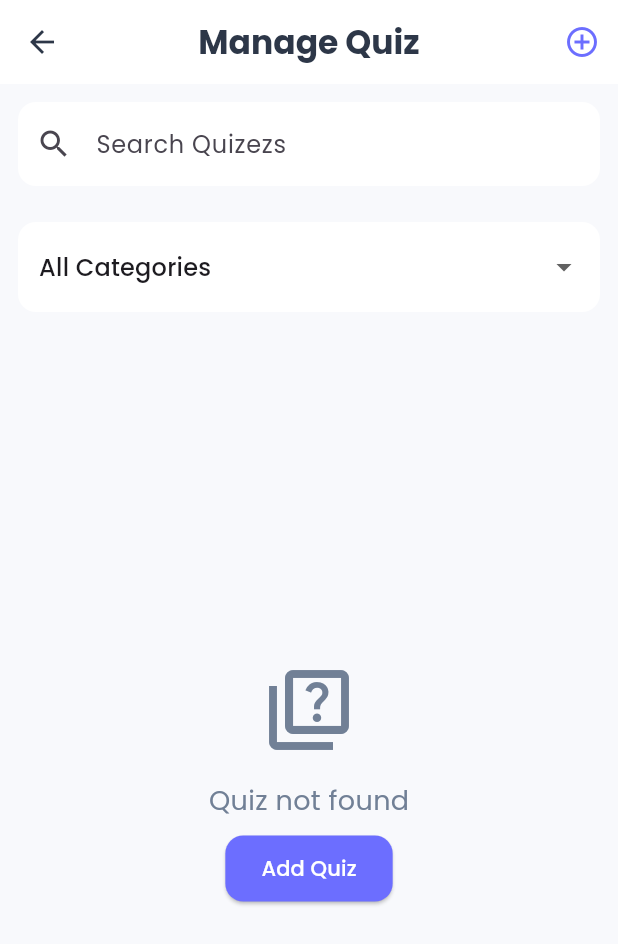
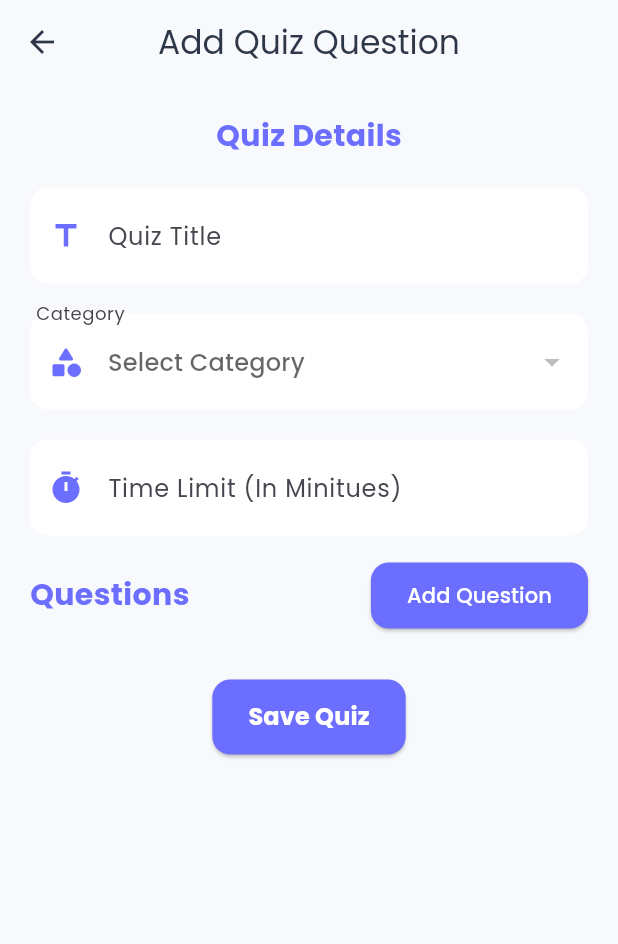
Before and after one commit to junayedahamed/quizy, a Flutter app: the ManageQizzes screen opened directly, after a tap on "Add Quiz", on a phone screen of 412 x 824 dp. Shown: the top 944 px of the screen. Run offline on Flutter 3.47's test engine with Material 3 defaults, Android fonts, the light colour scheme and no system bars; our stand-ins replace cloud_firestore, firebase_core, google_fonts, skeletonizer; accounts and stored records are empty.

Commit message:
fix dropdown

```diff
--- a/lib/src/model/question.dart
+++ b/lib/src/model/question.dart
@@ -11,7 +11,7 @@ class Question {
   factory Question.fromMap(Map<String, dynamic> question) {
     return Question(
       text: question['text'] ?? "",
-      options: question['options'] ?? [],
+      options: (question['options'] as List?)?.cast() ?? [],
       correctIndex: question['correctIndex'] ?? 0,
     );
   }
--- a/lib/src/model/quiz.dart
+++ b/lib/src/model/quiz.dart
@@ -18,7 +18,7 @@ class Quiz {
   factory Quiz.fromMap(String id, Map<String, dynamic> data) {
     return Quiz(
       id: id,
-      title: data[' title'],
+      title: data['title'],
       categoryId: data['categoryId'],
       question:
           ((data['question'] ?? []) as List)
--- a/lib/src/view/admin/add_category_screen.dart
+++ b/lib/src/view/admin/add_category_screen.dart
@@ -197,7 +197,7 @@ class _AddCategoryScreenState extends State<AddCategoryScreen> {
 
                     validator:
                         (value) =>
-                            value!.isEmpty ? "Enter  Description name" : null,
+                            value!.isEmpty ? "Enter  Description " : null,
                     textInputAction: TextInputAction.next,
                   ),
 
--- /dev/null
+++ b/lib/src/view/admin/add_quiz_screen.dart
@@ -0,0 +1,427 @@
+import 'package:cloud_firestore/cloud_firestore.dart';
+import 'package:flutter/material.dart';
+import 'package:quizy/src/model/category.dart';
+import 'package:quizy/src/model/question.dart';
+import 'package:quizy/src/model/quiz.dart';
+import 'package:quizy/src/theme/theme.dart';
+import 'package:quizy/src/view/admin/widgets/question_form_item.dart';
+// import 'package:skeletonizer/skeletonizer.dart';
+
+class AddQuizScreen extends StatefulWidget {
+  final String? categoryId;
+  const AddQuizScreen({super.key, this.categoryId});
+
+  @override
+  State<AddQuizScreen> createState() => _AddQuizQuestionState();
+}
+
+class _AddQuizQuestionState extends State<AddQuizScreen> {
+  final _formkey = GlobalKey<FormState>();
+  final _titleController = TextEditingController();
+  final _timeLimitController = TextEditingController();
+  final FirebaseFirestore _firebaseFirestore = FirebaseFirestore.instance;
+  bool _isLoading = false;
+  String? _selectCategoryId;
+  final List<QuestionFormItem> _questionsItems = [];
+  @override
+  void initState() {
+    super.initState();
+    _selectCategoryId = widget.categoryId;
+  }
+
+  @override
+  void dispose() {
+    _titleController.dispose();
+    _timeLimitController.dispose();
+    for (var action in _questionsItems) {
+      action.dispose();
+    }
+
+    super.dispose();
+  }
+
+  void _addQuestion() {
+    setState(() {
+      _questionsItems.add(
+        QuestionFormItem(
+          TextEditingController(),
+          List.generate(4, (index) => TextEditingController()),
+          0,
+        ),
+      );
+    });
+  }
+
+  void _removeQuestion(int index) {
+    setState(() {
+      _questionsItems[index].dispose();
+      _questionsItems.removeAt(index);
+    });
+  }
+
+  Future<void> _saveQuiz() async {
+    if (!_formkey.currentState!.validate()) {
+      return;
+    }
+    if (widget.categoryId != null) {
+      ScaffoldMessenger.of(
+        context,
+      ).showSnackBar(SnackBar(content: Text("Please select a Category")));
+      return;
+    }
+    _isLoading = true;
+
+    try {
+      final question =
+          _questionsItems
+              .map(
+                (element) => Question(
+                  text: element.questionController.text.trim(),
+                  options:
+                      element.optionsController.map((option) {
+                        return option.text.trim();
+                      }).toList(),
+                  correctIndex: element.correctOptinIndex,
+                ),
+              )
+              .toList();
+
+      await _firebaseFirestore
+          .collection('quizzes')
+          .doc()
+          .set(
+            Quiz(
+              id: _firebaseFirestore.collection('quizzes').doc().id,
+              title: _titleController.text,
+              categoryId: _selectCategoryId!,
+              question: question,
+              timeLimit: int.parse(_timeLimitController.text),
+              createdAt: DateTime.now(),
+            ).toMap(),
+          );
+      if (mounted) {
+        ScaffoldMessenger.of(context).showSnackBar(
+          SnackBar(
+            backgroundColor: AppTheme.secondaryColor,
+            content: Text(
+              "Quiz Added Successfully",
+              style: TextStyle(color: Colors.white),
+            ),
+          ),
+        );
+        Navigator.pop(context);
+      }
+    } catch (e) {
+      if (mounted) {
+        ScaffoldMessenger.of(context).showSnackBar(
+          SnackBar(
+            content: Text(
+              "Quiz Add Failed!",
+              style: TextStyle(color: Colors.white),
+            ),
+            backgroundColor: Colors.red,
+          ),
+          snackBarAnimationStyle: AnimationStyle(reverseCurve: Curves.bounceIn),
+        );
+      }
+    }
+  }
+
+  @override
+  Widget build(BuildContext context) {
+    return Scaffold(
+      appBar: AppBar(
+        backgroundColor: AppTheme.backGroundColor,
+        title: Text("Add Quiz Question"),
+      ),
+      body: Form(
+        key: _formkey,
+        child: ListView(
+          physics: BouncingScrollPhysics(),
+          padding: EdgeInsets.all(20),
+          children: [
+            Column(
+              children: [
+                Text(
+                  "Quiz Details",
+                  style: TextStyle(
+                    fontSize: 20,
+                    fontWeight: FontWeight.bold,
+                    color: AppTheme.primaryColor,
+                  ),
+                ),
+                SizedBox(height: 20),
+                TextFormField(
+                  controller: _titleController,
+                  decoration: InputDecoration(
+                    fillColor: Colors.white,
+                    contentPadding: EdgeInsets.symmetric(vertical: 20),
+                    labelText: 'Quiz Title',
+                    hintText: 'Enter Quiz Title',
+                    prefixIcon: Icon(Icons.title, color: AppTheme.primaryColor),
+                  ),
+                  validator: (value) {
+                    if (value!.isEmpty) {
+                      return 'Please enter quiz title';
+                    }
+                    return null;
+                  },
+                ),
+                SizedBox(height: 20),
+                if (widget.categoryId == null)
+                  StreamBuilder<QuerySnapshot>(
+                    stream:
+                        _firebaseFirestore
+                            .collection('categories')
+                            .orderBy('name')
+                            .snapshots(),
+                    builder: (context, snapshot) {
+                      if (snapshot.hasError) {
+                        return Text("Error Occoured");
+                      }
+                      if (snapshot.hasData) {
+                        final categories =
+                            snapshot.data!.docs
+                                .map(
+                                  (element) => Category.fromMap(
+                                    element.id,
+                                    element.data() as Map<String, dynamic>,
+                                  ),
+                                )
+                                .toList();
+
+                        return DropdownButtonFormField<String>(
+                          validator: (value) {
+                            value == null ? 'Please select a category' : null;
+                            return null;
+                          },
+                          value: _selectCategoryId,
+                          items:
+                              categories
+                                  .map(
+                                    (element) => DropdownMenuItem(
+                                      value: element.id,
+                                      child: Text(element.name),
+                                    ),
+                                  )
+                                  .toList(),
+                          decoration: InputDecoration(
+                            fillColor: Colors.white,
+                            contentPadding: EdgeInsets.symmetric(vertical: 20),
+                            labelText: 'Category',
+                            hintText: 'Select Category',
+                            prefixIcon: Icon(
+                              Icons.category_rounded,
+                              color: AppTheme.primaryColor,
+                            ),
+                          ),
+                          onChanged: (value) {
+                            setState(() {
+                              _selectCategoryId = value;
+                            });
+                          },
+                        );
+                      }
+
+                      return SizedBox.shrink();
+                    },
+                  ),
+                SizedBox(height: 20),
+                TextFormField(
+                  controller: _timeLimitController,
+                  decoration: InputDecoration(
+                    fillColor: Colors.white,
+                    contentPadding: EdgeInsets.symmetric(vertical: 20),
+                    labelText: 'Time Limit (In Minitues)',
+                    hintText: 'Enter time Limit',
+                    prefixIcon: Icon(Icons.timer, color: AppTheme.primaryColor),
+                  ),
+                  keyboardType: TextInputType.number,
+                  validator: (value) {
+                    if (value == null || value.isEmpty) {
+                      return 'Enter time limit';
+                    }
+                    final time = int.tryParse(value);
+                    if (time == null || time < 0) {
+                      return 'Enter valid time limit';
+                    }
+                    return null;
+                  },
+                ),
+                SizedBox(height: 16),
+                Column(
+                  crossAxisAlignment: CrossAxisAlignment.start,
+                  children: [
+                    Row(
+                      mainAxisAlignment: MainAxisAlignment.spaceBetween,
+                      children: [
+                        Text(
+                          'Questions',
+                          style: TextStyle(
+                            fontSize: 20,
+                            fontWeight: FontWeight.bold,
+                            color: AppTheme.primaryColor,
+                          ),
+                        ),
+
+                        ElevatedButton.icon(
+                          onPressed: _addQuestion,
+                          label: Text('Add Question'),
+                          style: ElevatedButton.styleFrom(
+                            backgroundColor: AppTheme.primaryColor,
+                            foregroundColor: Colors.white,
+                          ),
+                        ),
+                      ],
+                    ),
+                    ..._questionsItems.asMap().entries.map((entry) {
+                      final index = entry.key;
+                      final QuestionFormItem question = entry.value;
+                      return Card(
+                        margin: EdgeInsets.only(bottom: 16),
+                        child: Padding(
+                          padding: EdgeInsets.all(16),
+                          child: Column(
+                            children: [
+                              Row(
+                                mainAxisAlignment:
+                                    MainAxisAlignment.spaceBetween,
+                                children: [
+                                  Text(
+                                    "Question ${index + 1}",
+                                    style: TextStyle(
+                                      fontSize: 16,
+                                      fontWeight: FontWeight.bold,
+                                      color: AppTheme.textPrimaryColor,
+                                    ),
+                                  ),
+                                  if (_questionsItems.length > 1)
+                                    IconButton(
+                                      onPressed: () {
+                                        _removeQuestion(index);
+                                      },
+                                      icon: Icon(
+                                        Icons.delete,
+                                        color: Colors.redAccent,
+                                      ),
+                                    ),
+                                ],
+                              ),
+
+                              SizedBox(height: 16),
+                              TextFormField(
+                                controller: question.questionController,
+                                decoration: InputDecoration(
+                                  labelText: 'Question Title',
+                                  hintText: 'Enter Question',
+                                  prefixIcon: Icon(
+                                    Icons.question_mark,
+                                    color: AppTheme.primaryColor,
+                                  ),
+                                ),
+                                validator: (value) {
+                                  if (value == null || value.isEmpty) {
+                                    return 'Enter valid Question';
+                                  }
+                                },
+                              ),
+
+                              SizedBox(height: 16),
+                              ...question.optionsController.asMap().entries.map(
+                                (option) {
+                                  final optionIndex = option.key;
+                                  final controller = option.value;
+                                  // return TextFormField(
+                                  //   controller: controller,
+                                  //   decoration: InputDecoration(
+                                  //     labelText: 'Option ${index + 1}',
+                                  //     hintText: 'Enter option',
+                                  //     prefixIcon: Icon(
+                                  //       Icons.check_circle,
+                                  //       color: AppTheme.primaryColor,
+                                  //     ),
+                                  //   ),
+                                  //   validator: (value) {
+                                  //     if (value == null || value.isEmpty) {
+                                  //       return 'Please enter option';
+                                  //     }
+                                  //     return null;
+                                  //   },
+                                  // );
+
+                                  return Padding(
+                                    padding: EdgeInsets.only(bottom: 8),
+                                    child: Row(
+                                      children: [
+                                        Radio<int>(
+                                          activeColor: AppTheme.primaryColor,
+                                          value: optionIndex,
+                                          groupValue:
+                                              question.correctOptinIndex,
+                                          onChanged: (value) {
+                                            setState(() {
+                                              question.correctOptinIndex =
+                                                  value!;
+                                            });
+                                          },
+                                        ),
+                                        Expanded(
+                                          child: TextFormField(
+                                            controller: controller,
+                                            decoration: InputDecoration(
+                                              labelText:
+                                                  'Option ${optionIndex + 1}',
+                                              hintText: 'Enter option',
+                                            ),
+                                          ),
+                                        ),
+                                      ],
+                                    ),
+                                  );
+                                },
+                              ),
+                            ],
+                          ),
+                        ),
+                      );
+                    }),
+
+                    SizedBox(height: 32),
+
+                    Center(
+                      child: SizedBox(
+                        height: 50,
+                        child: ElevatedButton(
+                          onPressed: _isLoading ? null : _saveQuiz,
+                          child:
+                              _isLoading
+                                  ? SizedBox(
+                                    height: 20,
+                                    width: 20,
+                                    child: CircularProgressIndicator(
+                                      valueColor: AlwaysStoppedAnimation<Color>(
+                                        Colors.white,
+                                      ),
+                                      strokeWidth: 2,
+                                    ),
+                                  )
+                                  : Text(
+                                    "Save Quiz",
+                                    style: TextStyle(
+                                      fontSize: 16,
+                                      fontWeight: FontWeight.bold,
+                                    ),
+                                  ),
+                        ),
+                      ),
+                    ),
+                  ],
+                ),
+              ],
+            ),
+          ],
+        ),
+      ),
+    );
+  }
+}
--- a/lib/src/view/admin/admin_home_screen.dart
+++ b/lib/src/view/admin/admin_home_screen.dart
@@ -5,6 +5,7 @@ import 'package:quizy/src/view/admin/widgets/category_stats_design.dart';
 import 'package:quizy/src/view/admin/widgets/quiz_action_card.dart';
 import 'package:quizy/src/view/admin/widgets/stat_cards.dart';
 import 'package:quizy/src/view/loading_skeleton/admin_dash_board_skeleton.dart';
+import 'package:skeletonizer/skeletonizer.dart';
 
 class AdminHomeScreen extends StatefulWidget {
   const AdminHomeScreen({super.key});
--- a/lib/src/view/admin/manage_qizzes.dart
+++ b/lib/src/view/admin/manage_qizzes.dart
@@ -6,6 +6,7 @@ import 'package:quizy/src/model/category.dart';
 import 'package:quizy/src/model/quiz.dart';
 import 'package:quizy/src/theme/theme.dart';
 import 'package:quizy/src/view/admin/add_category_screen.dart';
+import 'package:quizy/src/view/admin/add_quiz_screen.dart';
 
 class ManageQizzes extends StatefulWidget {
   final String? categoryId;
@@ -96,6 +97,7 @@ class _ManageQizzesState extends State<ManageQizzes> {
 
   @override
   Widget build(BuildContext context) {
+    var initialCategory = _initialCategory;
     return Scaffold(
       appBar: AppBar(
         title: Text(
@@ -104,7 +106,15 @@ class _ManageQizzesState extends State<ManageQizzes> {
         ),
         actions: [
           IconButton(
-            onPressed: () {},
+            onPressed: () {
+              Navigator.push(
+                context,
+                MaterialPageRoute(
+                  builder:
+                      (context) => AddQuizScreen(categoryId: widget.categoryId),
+                ),
+              );
+            },
             icon: Icon(Icons.add_circle_outline, color: AppTheme.primaryColor),
           ),
         ],
@@ -135,7 +145,12 @@ class _ManageQizzesState extends State<ManageQizzes> {
 
           Padding(
             padding: EdgeInsets.all(12),
-            child: DropdownButtonFormField<String>(
+            child: Builder(
+              builder: (context) {
+                if (initialCategory == null) {
+                  return SizedBox();
+                }
+                return DropdownButtonFormField<String>(
                   decoration: InputDecoration(
                     fillColor: Colors.white,
                     contentPadding: EdgeInsets.symmetric(
@@ -146,22 +161,29 @@ class _ManageQizzesState extends State<ManageQizzes> {
                   ),
                   value: _selectedCategoryId,
                   items: [
-                DropdownMenuItem(value: null, child: Text('All Categories')),
-
-                if (_initialCategory != null &&
-                    _category.every((c) => c.id != _initialCategory!.id))
+                    if (_category.every((c) => c.id != initialCategory.id))
                       DropdownMenuItem(
-                    value: _initialCategory!.id,
-                    child: Text(_initialCategory!.name),
+                        value: initialCategory.id,
+                        child: Text(initialCategory.name),
                       ),
                     ..._category.map((e) {
-                  return DropdownMenuItem(value: e.id, child: Text(e.name));
+                      return DropdownMenuItem(
+                        value: e.id.toString(),
+                        child: Text(e.name),
+                      );
                     }),
+                    DropdownMenuItem(
+                      value: 'all',
+                      child: Text('All Categories'),
+                    ),
                   ],
                   onChanged: (value) {
+                    print(value);
                     setState(() {
                       _selectedCategoryId = value;
                     });
+                  },
+                );
               },
             ),
           ),
@@ -214,7 +236,17 @@ class _ManageQizzesState extends State<ManageQizzes> {
                         ),
                         SizedBox(height: 8),
                         ElevatedButton(
-                          onPressed: () {},
+                          onPressed: () {
+                            Navigator.push(
+                              context,
+                              MaterialPageRoute(
+                                builder:
+                                    (context) => AddQuizScreen(
+                                      categoryId: widget.categoryId,
+                                    ),
+                              ),
+                            );
+                          },
                           child: Text("Add Quiz"),
                         ),
                       ],
@@ -260,7 +292,7 @@ class _ManageQizzesState extends State<ManageQizzes> {
                                 SizedBox(width: 16),
                                 Icon(Icons.timer_outlined, size: 16),
                                 SizedBox(width: 4),
-                                Text("${quiz.timeLimit} minitues"),
+                                Text("${quiz.timeLimit} min"),
                               ],
                             ),
                           ],
--- /dev/null
+++ b/lib/src/view/admin/widgets/question_form_item.dart
@@ -0,0 +1,18 @@
+import 'package:flutter/widgets.dart';
+
+class QuestionFormItem {
+  final TextEditingController questionController;
+  final List<TextEditingController> optionsController;
+  int correctOptinIndex;
+  QuestionFormItem(
+    this.questionController,
+    this.optionsController,
+    this.correctOptinIndex,
+  );
+  void dispose() {
+    questionController.dispose();
+    for (var action in optionsController) {
+      action.dispose();
+    }
+  }
+}
--- a/lib/src/view/admin/widgets/quiz_actions_grid_view.dart
+++ b/lib/src/view/admin/widgets/quiz_actions_grid_view.dart
@@ -17,13 +17,18 @@ class QuizActionGridview extends StatelessWidget {
       crossAxisSpacing: 16,
 
       children: [
+        // DashBoardCard(
+        //   title: 'Quizzes',
+        //   ontap: () {
+        //     Navigator.push(
+        //       context,
+        //       MaterialPageRoute(builder: (context) => ManageQizzes()),
+        //     );
+        //   },
+        //   icon: Icons.quiz_rounded,
+        // ),
         DashBoardCard(
-          title: 'Create Quiz',
-          ontap: () {},
-          icon: Icons.add_rounded,
-        ),
-        DashBoardCard(
-          title: 'Manage Quizzes',
+          title: 'Quizzes',
           ontap: () {
             Navigator.push(
               context,
@@ -33,7 +38,7 @@ class QuizActionGridview extends StatelessWidget {
           icon: Icons.quiz_rounded,
         ),
         DashBoardCard(
-          title: 'Manage Categories',
+          title: 'Categories',
           ontap: () {
             Navigator.push(
               context,
--- a/lib/src/view/loading_skeleton/listtile_skeleton.dart
+++ b/lib/src/view/loading_skeleton/listtile_skeleton.dart
@@ -6,7 +6,9 @@ class ListtileSkeleton extends StatelessWidget {
 
   @override
   Widget build(BuildContext context) {
-    return Skeleton.leaf(
+    return Skeletonizer(
+      enabled: true,
+      effect: ShimmerEffect(duration: Duration(seconds: 1)),
       child: Card(
         elevation: 5,
 
```
Also changed, not shown: lib/src/view/loading_skeleton/admin_dash_board_skeleton.dart (+61 -82 lines). Lines whose indentation alone changed are shown as unchanged.
